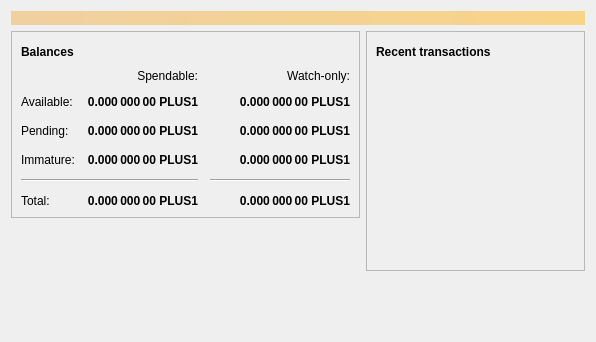
The window that src/qt/forms/overviewpage.ui (Oskii/Brazio) describes before a commit, drawn with Qt 5.
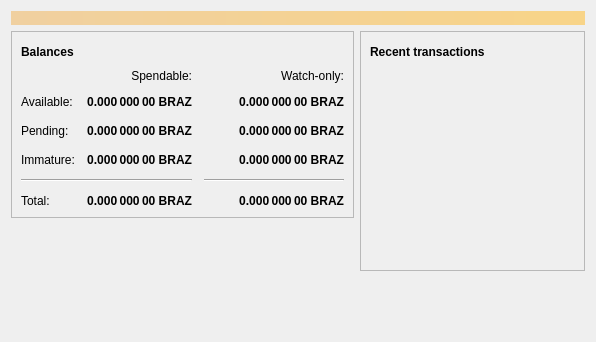
The same window after the commit. Icons and pictures are not drawn.

Diff of the .ui file:
```diff
--- a/src/qt/forms/overviewpage.ui
+++ b/src/qt/forms/overviewpage.ui
@@ -129,7 +129,7 @@
                <string>Unconfirmed transactions to watch-only addresses</string>
               </property>
               <property name="text">
-               <string notr="true">0.000 000 00 PLUS1</string>
+               <string notr="true">0.000 000 00 BRAZ</string>
               </property>
               <property name="alignment">
                <set>Qt::AlignRight|Qt::AlignTrailing|Qt::AlignVCenter</set>
@@ -154,7 +154,7 @@
                <string>Total of transactions that have yet to be confirmed, and do not yet count toward the spendable balance</string>
               </property>
               <property name="text">
-               <string notr="true">0.000 000 00 PLUS1</string>
+               <string notr="true">0.000 000 00 BRAZ</string>
               </property>
               <property name="alignment">
                <set>Qt::AlignRight|Qt::AlignTrailing|Qt::AlignVCenter</set>
@@ -179,7 +179,7 @@
                <string>Mined balance in watch-only addresses that has not yet matured</string>
               </property>
               <property name="text">
-               <string notr="true">0.000 000 00 PLUS1</string>
+               <string notr="true">0.000 000 00 BRAZ</string>
               </property>
               <property name="alignment">
                <set>Qt::AlignRight|Qt::AlignTrailing|Qt::AlignVCenter</set>
@@ -237,7 +237,7 @@
                <string>Mined balance that has not yet matured</string>
               </property>
               <property name="text">
-               <string notr="true">0.000 000 00 PLUS1</string>
+               <string notr="true">0.000 000 00 BRAZ</string>
               </property>
               <property name="alignment">
                <set>Qt::AlignRight|Qt::AlignTrailing|Qt::AlignVCenter</set>
@@ -282,7 +282,7 @@
                <string>Your current total balance</string>
               </property>
               <property name="text">
-               <string notr="true">0.000 000 00 PLUS1</string>
+               <string notr="true">0.000 000 00 BRAZ</string>
               </property>
               <property name="alignment">
                <set>Qt::AlignRight|Qt::AlignTrailing|Qt::AlignVCenter</set>
@@ -307,7 +307,7 @@
                <string>Current total balance in watch-only addresses</string>
               </property>
               <property name="text">
-               <string notr="true">0.000 000 00 PLUS1</string>
+               <string notr="true">0.000 000 00 BRAZ</string>
               </property>
               <property name="alignment">
                <set>Qt::AlignRight|Qt::AlignTrailing|Qt::AlignVCenter</set>
@@ -349,7 +349,7 @@
                <string>Your current spendable balance</string>
               </property>
               <property name="text">
-               <string notr="true">0.000 000 00 PLUS1</string>
+               <string notr="true">0.000 000 00 BRAZ</string>
               </property>
               <property name="alignment">
                <set>Qt::AlignRight|Qt::AlignTrailing|Qt::AlignVCenter</set>
@@ -374,7 +374,7 @@
                <string>Your current balance in watch-only addresses</string>
               </property>
               <property name="text">
-               <string notr="true">0.000 000 00 PLUS1</string>
+               <string notr="true">0.000 000 00 BRAZ</string>
               </property>
               <property name="alignment">
                <set>Qt::AlignRight|Qt::AlignTrailing|Qt::AlignVCenter</set>
```
Left out of the diff: 4 changed lines with no effect on the pictures.
